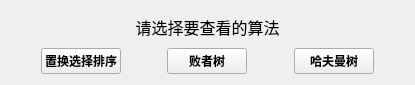
The window that perform_menu.ui (ggssh/ExternSort) describes before a commit, drawn with Qt 5.
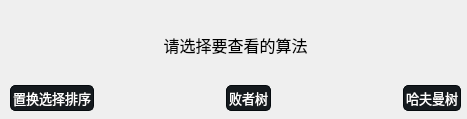
The same window after the commit.

Commit message: 增加算法图片注解

```diff
--- a/perform_menu.ui
+++ b/perform_menu.ui
@@ -6,131 +6,149 @@
    <rect>
     <x>0</x>
     <y>0</y>
-    <width>415</width>
-    <height>85</height>
+    <width>467</width>
+    <height>119</height>
    </rect>
   </property>
   <property name="windowTitle">
    <string>Form</string>
   </property>
-  <layout class="QGridLayout" name="gridLayout">
-   <item row="1" column="0">
-    <spacer name="horizontalSpacer">
-     <property name="orientation">
-      <enum>Qt::Horizontal</enum>
-     </property>
-     <property name="sizeHint" stdset="0">
-      <size>
-       <width>3</width>
-       <height>20</height>
-      </size>
-     </property>
-    </spacer>
-   </item>
-   <item row="1" column="3">
-    <widget class="QPushButton" name="ButtonLoser">
-     <property name="font">
-      <font>
-       <family>Agency FB</family>
-       <weight>75</weight>
-       <bold>true</bold>
-      </font>
-     </property>
-     <property name="text">
-      <string>败者树</string>
-     </property>
-    </widget>
-   </item>
-   <item row="1" column="4">
-    <spacer name="horizontalSpacer_3">
-     <property name="orientation">
-      <enum>Qt::Horizontal</enum>
-     </property>
-     <property name="sizeHint" stdset="0">
-      <size>
-       <width>35</width>
-       <height>20</height>
-      </size>
-     </property>
-    </spacer>
-   </item>
-   <item row="1" column="5">
-    <widget class="QPushButton" name="Buttonhuffman">
-     <property name="font">
-      <font>
-       <family>Agency FB</family>
-       <weight>75</weight>
-       <bold>true</bold>
-      </font>
-     </property>
-     <property name="text">
-      <string>哈夫曼树</string>
-     </property>
-    </widget>
-   </item>
-   <item row="1" column="6">
-    <spacer name="horizontalSpacer_4">
-     <property name="orientation">
-      <enum>Qt::Horizontal</enum>
-     </property>
-     <property name="sizeHint" stdset="0">
-      <size>
-       <width>4</width>
-       <height>20</height>
-      </size>
-     </property>
-    </spacer>
-   </item>
-   <item row="1" column="2">
-    <spacer name="horizontalSpacer_2">
-     <property name="orientation">
-      <enum>Qt::Horizontal</enum>
-     </property>
-     <property name="sizeHint" stdset="0">
-      <size>
-       <width>34</width>
-       <height>20</height>
-      </size>
-     </property>
-    </spacer>
-   </item>
-   <item row="1" column="1">
-    <widget class="QPushButton" name="Buttonselectrp">
-     <property name="font">
-      <font>
-       <family>Agency FB</family>
-       <weight>75</weight>
-       <bold>true</bold>
-      </font>
-     </property>
-     <property name="text">
-      <string>置换选择排序</string>
-     </property>
-    </widget>
-   </item>
-   <item row="0" column="2" colspan="3">
-    <widget class="QLabel" name="label">
-     <property name="font">
-      <font>
-       <family>楷体</family>
-       <pointsize>12</pointsize>
-       <weight>50</weight>
-       <bold>false</bold>
-       <strikeout>false</strikeout>
-      </font>
-     </property>
-     <property name="text">
-      <string>请选择要查看的算法</string>
-     </property>
-     <property name="textFormat">
-      <enum>Qt::AutoText</enum>
-     </property>
-     <property name="alignment">
-      <set>Qt::AlignCenter</set>
-     </property>
-    </widget>
-   </item>
-  </layout>
+  <widget class="QWidget" name="">
+   <property name="geometry">
+    <rect>
+     <x>10</x>
+     <y>10</y>
+     <width>451</width>
+     <height>101</height>
+    </rect>
+   </property>
+   <layout class="QVBoxLayout" name="verticalLayout">
+    <item>
+     <widget class="QLabel" name="label">
+      <property name="font">
+       <font>
+        <family>幼圆</family>
+        <pointsize>12</pointsize>
+        <weight>50</weight>
+        <bold>false</bold>
+        <strikeout>false</strikeout>
+       </font>
+      </property>
+      <property name="text">
+       <string>请选择要查看的算法</string>
+      </property>
+      <property name="textFormat">
+       <enum>Qt::AutoText</enum>
+      </property>
+      <property name="alignment">
+       <set>Qt::AlignCenter</set>
+      </property>
+     </widget>
+    </item>
+    <item>
+     <layout class="QHBoxLayout" name="horizontalLayout">
+      <item>
+       <widget class="QPushButton" name="Buttonselectrp">
+        <property name="font">
+         <font>
+          <family>幼圆</family>
+          <pointsize>10</pointsize>
+          <weight>50</weight>
+          <bold>false</bold>
+         </font>
+        </property>
+        <property name="styleSheet">
+         <string notr="true">border-style: solid;
+	border-color: #050a0e;
+	border-width: 1px;
+	border-radius: 5px;
+	color: #FFFFFF;
+	padding: 2px;
+	background-color: #151a1e;</string>
+        </property>
+        <property name="text">
+         <string>置换选择排序</string>
+        </property>
+       </widget>
+      </item>
+      <item>
+       <spacer name="horizontalSpacer_2">
+        <property name="orientation">
+         <enum>Qt::Horizontal</enum>
+        </property>
+        <property name="sizeHint" stdset="0">
+         <size>
+          <width>34</width>
+          <height>20</height>
+         </size>
+        </property>
+       </spacer>
+      </item>
+      <item>
+       <widget class="QPushButton" name="ButtonLoser">
+        <property name="font">
+         <font>
+          <family>幼圆</family>
+          <pointsize>10</pointsize>
+          <weight>50</weight>
+          <bold>false</bold>
+         </font>
+        </property>
+        <property name="styleSheet">
+         <string notr="true">border-style: solid;
+	border-color: #050a0e;
+	border-width: 1px;
+	border-radius: 5px;
+	color: #FFFFFF;
+	padding: 2px;
+	background-color: #151a1e;</string>
+        </property>
+        <property name="text">
+         <string>败者树</string>
+        </property>
+       </widget>
+      </item>
+      <item>
+       <spacer name="horizontalSpacer_3">
+        <property name="orientation">
+         <enum>Qt::Horizontal</enum>
+        </property>
+        <property name="sizeHint" stdset="0">
+         <size>
+          <width>35</width>
+          <height>20</height>
+         </size>
+        </property>
+       </spacer>
+      </item>
+      <item>
+       <widget class="QPushButton" name="Buttonhuffman">
+        <property name="font">
+         <font>
+          <family>幼圆</family>
+          <pointsize>10</pointsize>
+          <weight>50</weight>
+          <bold>false</bold>
+         </font>
+        </property>
+        <property name="styleSheet">
+         <string notr="true">border-style: solid;
+	border-color: #050a0e;
+	border-width: 1px;
+	border-radius: 5px;
+	color: #FFFFFF;
+	padding: 2px;
+	background-color: #151a1e;</string>
+        </property>
+        <property name="text">
+         <string>哈夫曼树</string>
+        </property>
+       </widget>
+      </item>
+     </layout>
+    </item>
+   </layout>
+  </widget>
  </widget>
  <resources/>
  <connections/>
```
The commit also changes 10 other files.
